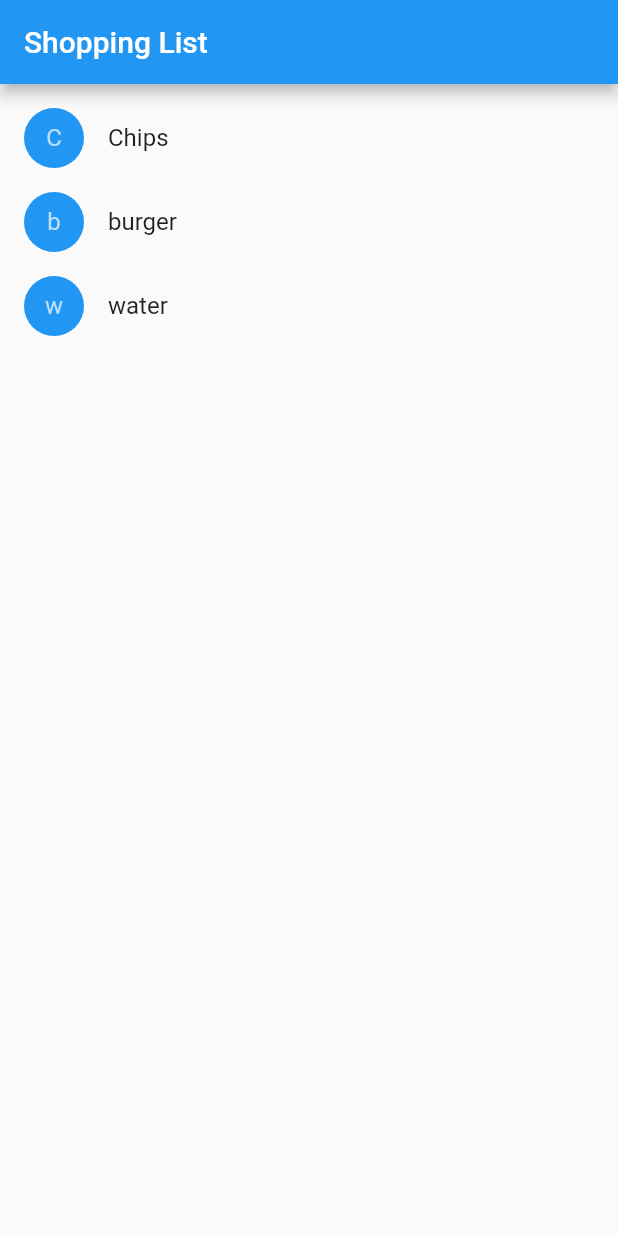
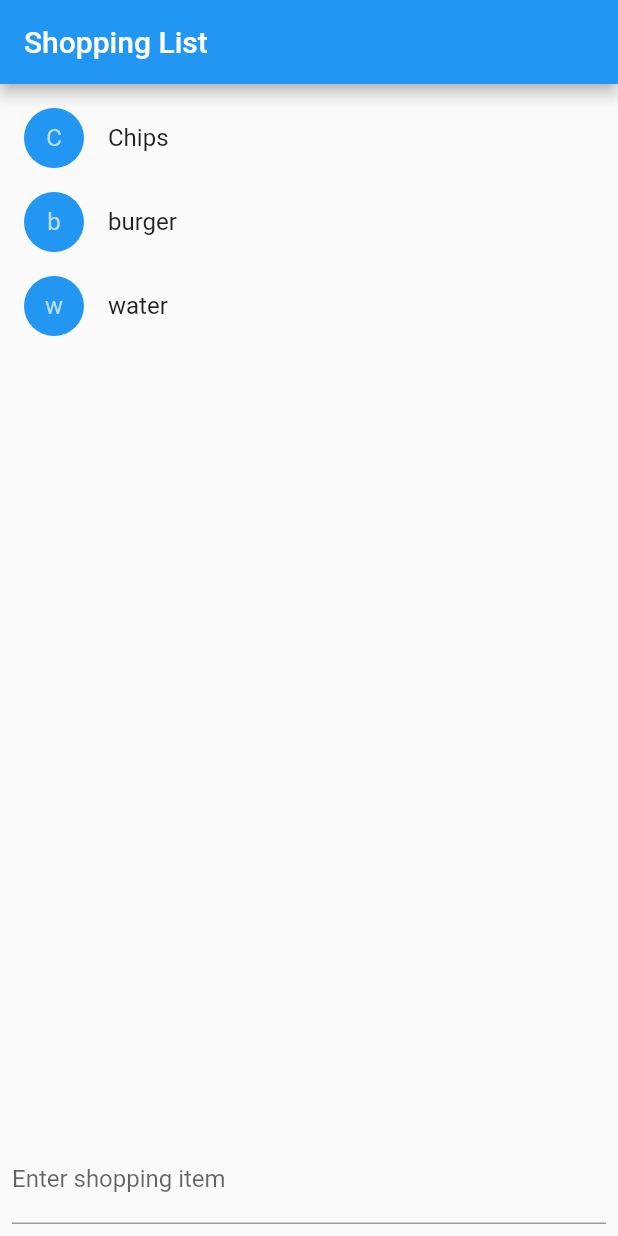
Before and after one commit to Chima20-art/flutter_shopping_app, a Flutter app: the screen it shows after launch, on a phone screen of 412 x 824 dp. Run offline on Flutter 3.47's test engine with Material 2 defaults, Android fonts, the phone set to English and light mode, and no system bars.

Commit message:
added TextField.

```diff
--- a/lib/main.dart
+++ b/lib/main.dart
@@ -114,7 +114,17 @@ class _ShoppingListState extends State<ShoppingList> {
           ),
         ),
 
-
+        Padding(
+          padding: const EdgeInsets.all(8.0),
+          child: Row(
+            children:[
+              Expanded(child: TextField(
+                controller: _textController ,
+                decoration: const InputDecoration(labelText: 'Enter shopping item'),
+                ))
+            ]
+          ),
+          ),
 
 
         ],
```
